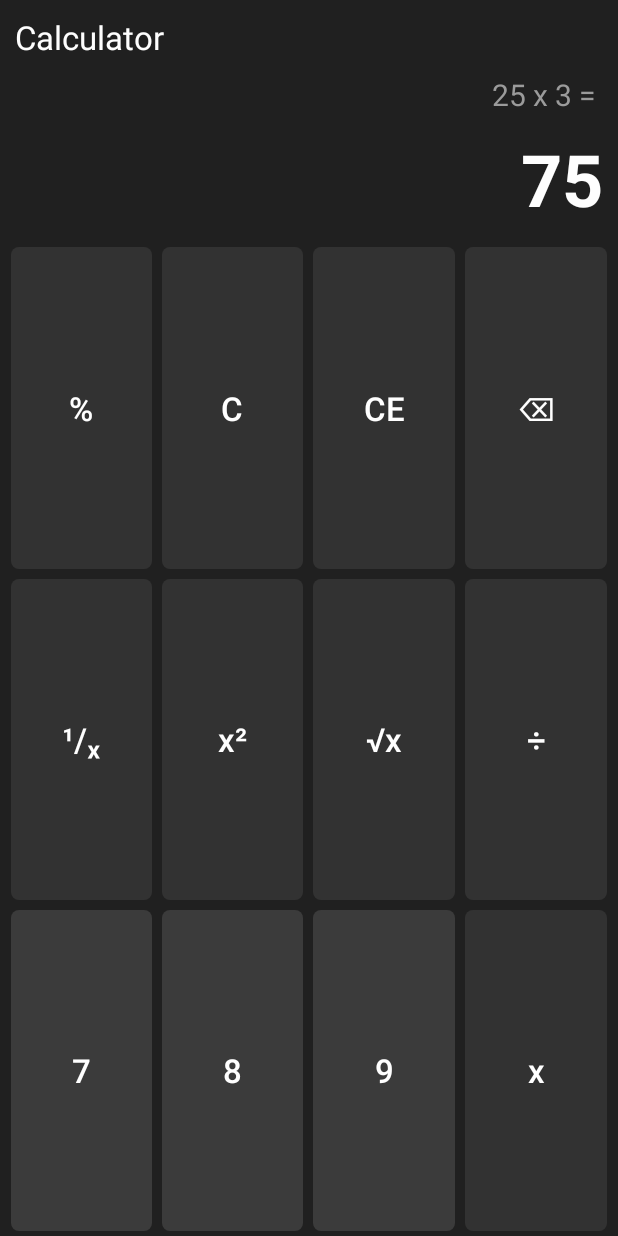
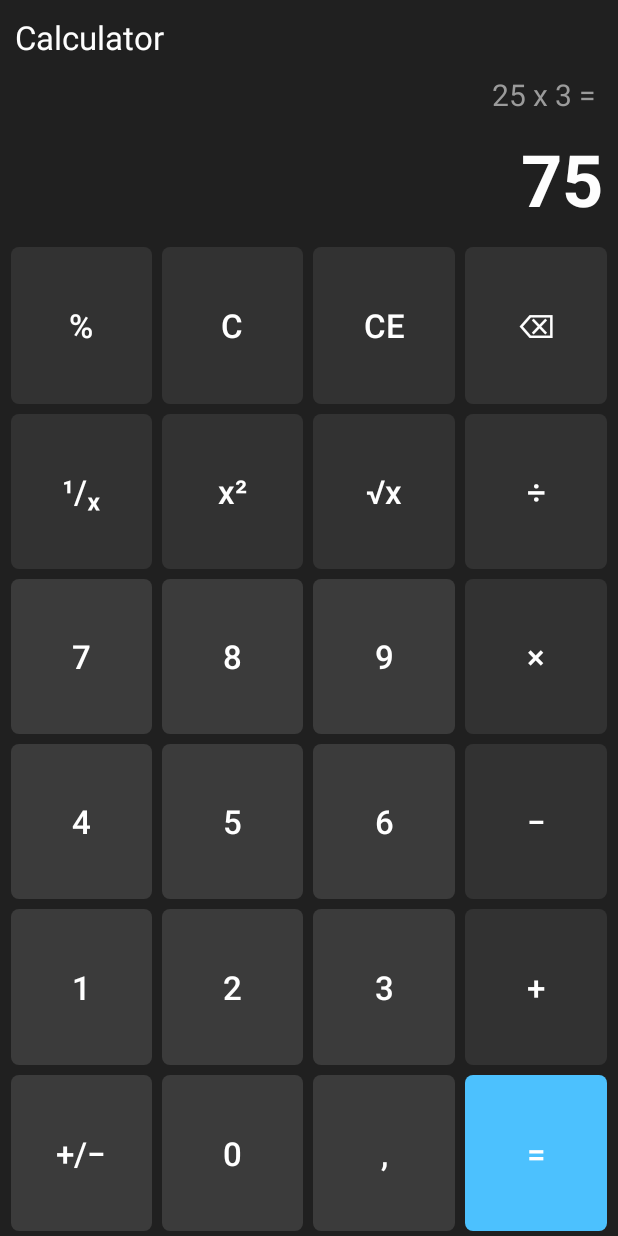
Before and after one commit to Ilonchik11/Android-SPD-111, an Android app: the CalcActivity screen opened directly, with no data from a screen before it, on a phone screen of 412 x 824 dp. Run offline under Robolectric (Android 15) with nearby library versions, the phone set to English and light mode, and no system bars.

Commit message:
Calc creation (finishing design)

```diff
--- /dev/null
+++ b/app/src/main/res/drawable/calc_equal_btn.xml
@@ -0,0 +1,10 @@
+<?xml version="1.0" encoding="utf-8"?>
+<shape xmlns:android="http://schemas.android.com/apk/res/android"
+    android:shape="rectangle">
+
+    <solid
+        android:color="@color/calc_equal_bg"/>
+    <corners
+        android:radius="5dp"/>
+
+</shape>
--- a/app/src/main/res/layout/activity_calc.xml
+++ b/app/src/main/res/layout/activity_calc.xml
@@ -109,6 +109,75 @@
                 style="@style/calc_func_btn"/>
         </TableRow>
 
+        <TableRow
+            android:layout_width="match_parent"
+            android:layout_height="0dp"
+            android:layout_weight="1">
+
+            <Button
+                android:id="@+id/calc_btn_4"
+                android:text="@string/calc_btn_4"
+                style="@style/calc_digit_btn"/>
+            <Button
+                android:id="@+id/calc_btn_5"
+                android:text="@string/calc_btn_5"
+                style="@style/calc_digit_btn"/>
+            <Button
+                android:id="@+id/calc_btn_6"
+                android:text="@string/calc_btn_6"
+                style="@style/calc_digit_btn"/>
+            <Button
+                android:id="@+id/calc_btn_minus"
+                android:text="@string/calc_btn_minus"
+                style="@style/calc_func_btn"/>
+        </TableRow>
+
+        <TableRow
+            android:layout_width="match_parent"
+            android:layout_height="0dp"
+            android:layout_weight="1">
+
+            <Button
+                android:id="@+id/calc_btn_1"
+                android:text="@string/calc_btn_1"
+                style="@style/calc_digit_btn"/>
+            <Button
+                android:id="@+id/calc_btn_2"
+                android:text="@string/calc_btn_2"
+                style="@style/calc_digit_btn"/>
+            <Button
+                android:id="@+id/calc_btn_3"
+                android:text="@string/calc_btn_3"
+                style="@style/calc_digit_btn"/>
+            <Button
+                android:id="@+id/calc_btn_plus"
+                android:text="@string/calc_btn_plus"
+                style="@style/calc_func_btn"/>
+        </TableRow>
+
+        <TableRow
+            android:layout_width="match_parent"
+            android:layout_height="0dp"
+            android:layout_weight="1">
+
+            <Button
+                android:id="@+id/calc_btn_plus_minus"
+                android:text="@string/calc_btn_plus_minus"
+                style="@style/calc_digit_btn"/>
+            <Button
+                android:id="@+id/calc_btn_0"
+                android:text="@string/calc_btn_0"
+                style="@style/calc_digit_btn"/>
+            <Button
+                android:id="@+id/calc_btn_comma"
+                android:text="@string/calc_btn_comma"
+                style="@style/calc_digit_btn"/>
+            <Button
+                android:id="@+id/calc_btn_equals"
+                android:text="@string/calc_btn_equals"
+                style="@style/calc_equal_btn"/>
+        </TableRow>
+
     </TableLayout>
 
 
--- a/app/src/main/res/values/strings.xml
+++ b/app/src/main/res/values/strings.xml
@@ -15,7 +15,12 @@
     <string name="calc_btn_square">x\u00B2</string>
     <string name="calc_btn_sqrt">\u221Ax</string>
     <string name="calc_btn_divide">\u00F7</string>
-    <string name="calc_btn_multiply">x</string>
+    <string name="calc_btn_multiply">\u00D7</string>
+    <string name="calc_btn_minus">\u2212</string>
+    <string name="calc_btn_plus">\u002B</string>
+    <string name="calc_btn_equals">\u003D</string>
+    <string name="calc_btn_plus_minus">\u002B/\u2212</string>
+    <string name="calc_btn_comma">\u002C</string>
     <string name="calc_btn_0">0</string>
     <string name="calc_btn_1">1</string>
     <string name="calc_btn_2">2</string>
--- a/app/src/main/res/values/styles.xml
+++ b/app/src/main/res/values/styles.xml
@@ -14,4 +14,7 @@
     <style name="calc_digit_btn" parent="calc_btn">
         <item name="android:background">@drawable/calc_digit_btn</item>
     </style>
+    <style name="calc_equal_btn" parent="calc_btn">
+        <item name="android:background">@drawable/calc_equal_btn</item>
+    </style>
 </resources>
```
